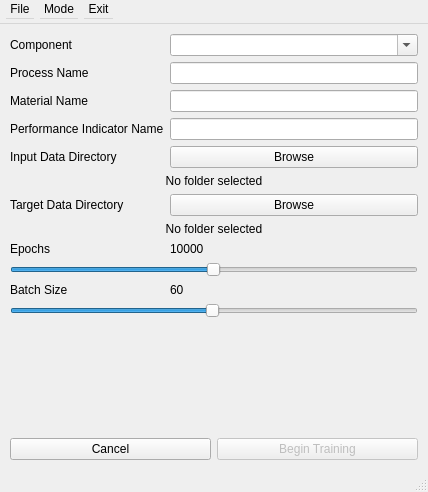
Above: ui/trainnew_setup.ui from 1alex2lee/masters_3d before the change. Below: the same form after it.
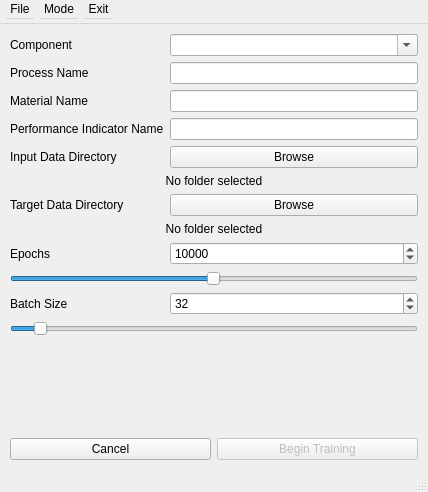
That is the form after the change.

The edit to the form file:
```diff
--- a/ui/trainnew_setup.ui
+++ b/ui/trainnew_setup.ui
@@ -150,19 +150,6 @@
         </property>
        </widget>
       </item>
-      <item row="10" column="1">
-       <widget class="QLabel" name="epochs_number">
-        <property name="minimumSize">
-         <size>
-          <width>40</width>
-          <height>0</height>
-         </size>
-        </property>
-        <property name="text">
-         <string>10000</string>
-        </property>
-       </widget>
-      </item>
       <item row="11" column="0" colspan="2">
        <widget class="QSlider" name="epochs_slider">
         <property name="minimumSize">
@@ -195,13 +182,6 @@
         </property>
        </widget>
       </item>
-      <item row="12" column="1">
-       <widget class="QLabel" name="batchsize_number">
-        <property name="text">
-         <string>60</string>
-        </property>
-       </widget>
-      </item>
       <item row="13" column="0" colspan="2">
        <widget class="QSlider" name="batchsize_slider">
         <property name="minimumSize">
@@ -211,16 +191,16 @@
          </size>
         </property>
         <property name="minimum">
-         <number>1</number>
+         <number>2</number>
         </property>
         <property name="maximum">
-         <number>120</number>
+         <number>512</number>
         </property>
         <property name="singleStep">
          <number>1</number>
         </property>
         <property name="value">
-         <number>60</number>
+         <number>32</number>
         </property>
         <property name="orientation">
          <enum>Qt::Horizontal</enum>
@@ -234,6 +214,35 @@
         </property>
        </widget>
       </item>
+      <item row="10" column="1">
+       <widget class="QSpinBox" name="epochs_spinbox">
+        <property name="alignment">
+         <set>Qt::AlignLeading|Qt::AlignLeft|Qt::AlignVCenter</set>
+        </property>
+        <property name="minimum">
+         <number>1</number>
+        </property>
+        <property name="maximum">
+         <number>20000</number>
+        </property>
+        <property name="value">
+         <number>10000</number>
+        </property>
+       </widget>
+      </item>
+      <item row="12" column="1">
+       <widget class="QSpinBox" name="batchsize_spinbox">
+        <property name="minimum">
+         <number>2</number>
+        </property>
+        <property name="maximum">
+         <number>512</number>
+        </property>
+        <property name="value">
+         <number>32</number>
+        </property>
+       </widget>
+      </item>
      </layout>
     </item>
    </layout>
```
